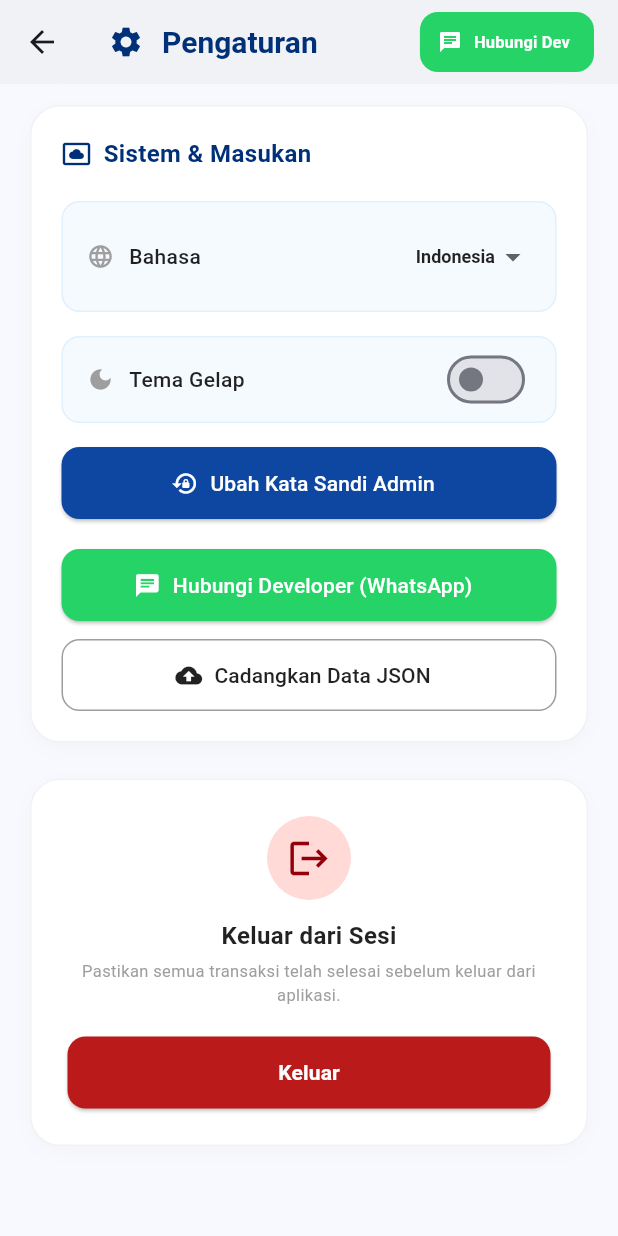
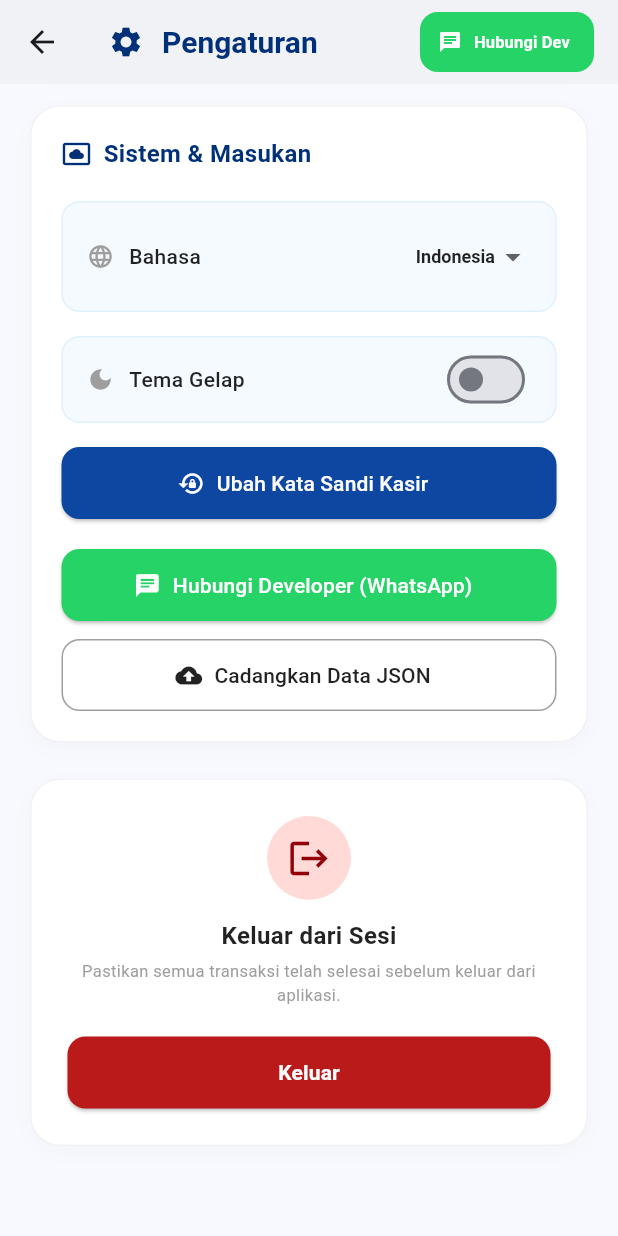
Before and after one commit to Xeerodev/kasirku_app, a Flutter app: the SettingsScreen screen opened directly, scrolled down 890 dp, on a phone screen of 412 x 824 dp. Run offline on Flutter 3.47's test engine with Material 3 defaults, Android fonts, the phone set to English and light mode, and no system bars; our stand-ins replace google_fonts, image_picker, shared_preferences; accounts and stored records are empty; network calls fail.

Commit message:
perbaiki pengaturan kata sandi kasir dan sinkronisasi bahasa

```diff
--- a/lib/screens/settings_screen.dart
+++ b/lib/screens/settings_screen.dart
@@ -224,7 +224,7 @@ class _SettingsScreenState extends State<SettingsScreen> {
                   ElevatedButton.icon(
                     onPressed: () => _showChangePasswordDialog(context, provider),
                     icon: const Icon(Icons.lock_reset),
-                    label: const Text('Ubah Kata Sandi Admin'),
+                    label: const Text('Ubah Kata Sandi Kasir'),
                     style: ElevatedButton.styleFrom(
                       backgroundColor: const Color(0xFF0D47A1),
                       foregroundColor: Colors.white,
@@ -418,7 +418,7 @@ class _SettingsScreenState extends State<SettingsScreen> {
       builder: (ctx) => AlertDialog(
         backgroundColor: isDark ? const Color(0xFF12253C) : Colors.white,
         shape: RoundedRectangleBorder(borderRadius: BorderRadius.circular(20)),
-        title: Text('Ubah Kata Sandi Admin', style: TextStyle(fontWeight: FontWeight.bold, color: isDark ? Colors.white : Colors.black87)),
+        title: Text('Ubah Kata Sandi Kasir', style: TextStyle(fontWeight: FontWeight.bold, color: isDark ? Colors.white : Colors.black87)),
         content: Column(
           mainAxisSize: MainAxisSize.min,
           children: [
@@ -432,7 +432,7 @@ class _SettingsScreenState extends State<SettingsScreen> {
                 labelText: 'Kata Sandi Saat Ini',
                 border: const OutlineInputBorder(),
                 labelStyle: TextStyle(color: isDark ? Colors.white70 : Colors.grey),
-                enabledBorder: OutlineInputBorder(borderSide: BorderSide(color: isDark ? Colors.white10 : Colors.grey.shade300)),
+                enabledBorder: OutlineInputBorder(borderSide: BorderSide(color: isDark ? Colors.white24 : Colors.grey.shade300)),
               ),
             ),
             const SizedBox(height: 12),
@@ -445,7 +445,7 @@ class _SettingsScreenState extends State<SettingsScreen> {
                 hintText: 'Minimal 6 karakter',
                 border: const OutlineInputBorder(),
                 labelStyle: TextStyle(color: isDark ? Colors.white70 : Colors.grey),
-                enabledBorder: OutlineInputBorder(borderSide: BorderSide(color: isDark ? Colors.white10 : Colors.grey.shade300)),
+                enabledBorder: OutlineInputBorder(borderSide: BorderSide(color: isDark ? Colors.white24 : Colors.grey.shade300)),
               ),
             ),
           ],
```
